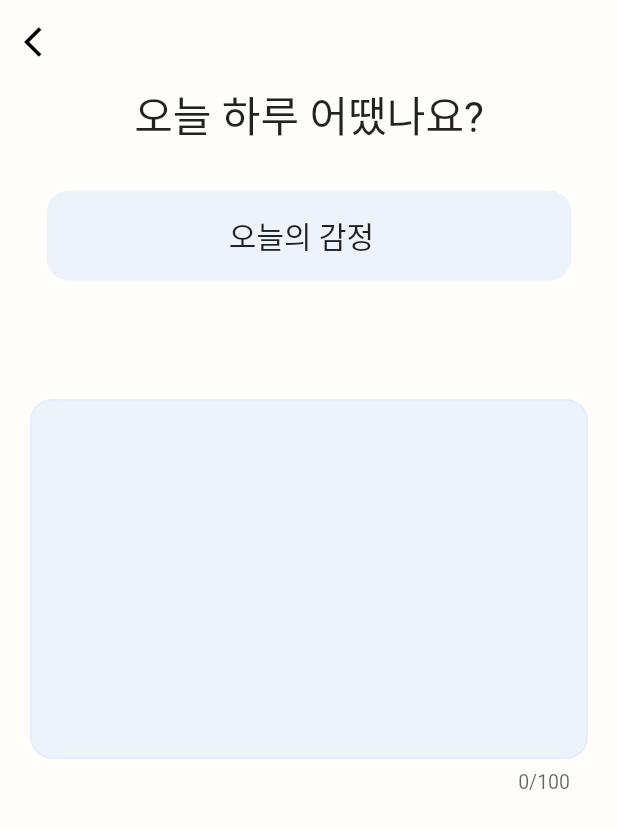
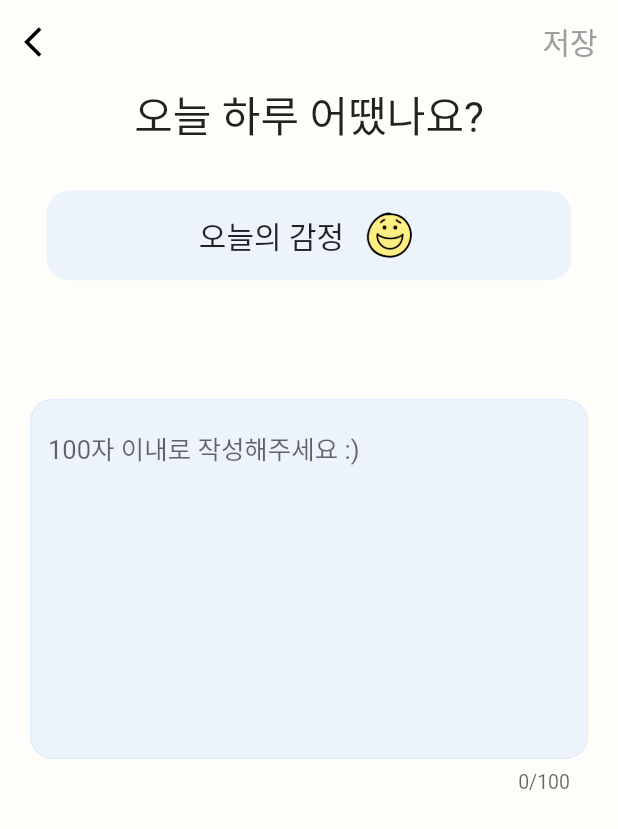
Before and after one commit to CUK-CATSTONES/today_dot, a Flutter app: the screen it shows after launch, after a tap on the "add" icon, on a phone screen of 412 x 824 dp. Shown: the top 829 px of the screen. Run offline on Flutter 3.47's test engine with Material 2 defaults, Android fonts, the phone set to English and light mode, and no system bars; our stand-ins replace cloud_firestore, firebase_auth, firebase_core, get, shared_preferences; missing offline and left inert: dart:html; accounts and stored records are empty.

Commit message:
SingleChildScrollView 적용

```diff
--- a/lib/view/screen/edit_diary_screen.dart
+++ b/lib/view/screen/edit_diary_screen.dart
@@ -28,15 +28,25 @@ class _EditDiaryScreenState extends State<EditDiaryScreen> {
   String currentEmoji = 'images/happy.png';
   String defaultEmoji = 'images/default.png';
   late int pickEmojiIndex;
+  late ScrollController _scrollController;
+
+  // ScrollController _scrollController = ScrollController();
 
   TextEditingController content = TextEditingController();
   EditDiaryController editcontroller = EditDiaryController();
   final GlobalKey<FormState> _formKey = GlobalKey<FormState>();
   FocusNode textFocus = FocusNode();
+
+  @override
+  void initState() {
+    super.initState();
+    _scrollController = ScrollController();
+  }
+
   @override
   Widget build(BuildContext context) {
     return Scaffold(
-      resizeToAvoidBottomInset: false,
+      resizeToAvoidBottomInset: true,
       appBar: AppBar(
         backgroundColor: const Color(0xFFFFFDF9),
         elevation: 0,
@@ -45,15 +55,38 @@ class _EditDiaryScreenState extends State<EditDiaryScreen> {
           icon: const Icon(Icons.arrow_back_ios),
           color: Colors.black,
         ),
+        actions: [
+          TextButton(
+            onPressed: () {
+              if(isVisible){
+                Map<String, dynamic> map = {'emoji': editcontroller.emoji,
+                  'content': editcontroller.content,};
+                print(map);
+                editcontroller.addDiaryToDB(
+                    map
+                );
+              }
+              else null;
+              }, child: Text("저장", style: TextStyle(color: isVisible==true? Colors.black : Colors.grey),),
+              style: TextButton.styleFrom(
+                textStyle: const TextStyle(
+                  fontSize: 20,
+                ),
+              ),
+          ),
+        ],
       ),
       body: InkWell(
         onTap: () {
           FocusScope.of(context).unfocus();
         },
+        child: SingleChildScrollView(
+          controller: _scrollController,
           child: Container(
             color: const Color(0xFFFFFDF9),
             child: Align(
               child: Column(
+                // mainAxisAlignment: MainAxisAlignment.start,
                 children: [
                   const Text('오늘 하루 어땠나요?', style: TextStyle(fontSize: 28.0)),
                   Padding(
@@ -110,13 +143,10 @@ class _EditDiaryScreenState extends State<EditDiaryScreen> {
                                   style: TextStyle(fontSize: 20.0),
                                 ),
                                 const SizedBox(width: 10.0),
-                              Visibility(
-                                visible: isClicked ? true : false,
-                                child: Image.asset(
+                                Image.asset(
                                   currentEmoji,
                                   width: 40.0,
                                   height: 40.0,
-                                ),
                                 ),
                               ],
                             ),
@@ -131,6 +161,11 @@ class _EditDiaryScreenState extends State<EditDiaryScreen> {
                       key: _formKey,
                       autovalidateMode: AutovalidateMode.onUserInteraction,
                       child: TextFieldWidget(
+                        onTap: () {
+                          _scrollController.animateTo(80.0,
+                              duration: Duration(milliseconds: 500),
+                              curve: Curves.easeOutCirc);
+                        },
                         focusNode: textFocus,
                         controller: content,
                         validator: (value) {
@@ -151,21 +186,20 @@ class _EditDiaryScreenState extends State<EditDiaryScreen> {
                           print(isVisible);
                         },
                         fieldTitle: '',
+                        hintText: '100자 이내로 작성해주세요 :)',
                         maxLine: 10,
                         maxLength: 100,
                         borderRadius: 15.0,
                       ),
                     ),
                   ),
+                  /*
                   Visibility(
                     visible: isVisible ? true : false,
                     child: ButtonWidget(
                       label: '저장하기',
                       onTap: () {
                         print('저장 버튼 클릭');
-                      if (editcontroller.emoji == '') {
-                        editcontroller.emoji = 'images/happy.png';
-                      }
                         Map<String, dynamic> map = {
                           'emoji': editcontroller.emoji,
                           'content': editcontroller.content,
@@ -175,12 +209,18 @@ class _EditDiaryScreenState extends State<EditDiaryScreen> {
                       },
                       bgColor: const Color(0xb392B4EC),
                     ),
+                  ),*/
+                ],
               ),
-              ],
             ),
           ),
         ),
       ),
     );
   }
+  @override
+  void dispose(){
+    _scrollController.dispose();
+    super.dispose();
   }
+}
--- a/lib/view/widget/textfield_widget.dart
+++ b/lib/view/widget/textfield_widget.dart
@@ -13,6 +13,7 @@ class TextFieldWidget extends StatelessWidget {
   final double? borderRadius;
   final int? maxLength;
   final ValueChanged<String>? onchanged;
+  final VoidCallback? onTap;
   bool isEmailCorrected = true;
 
   TextFieldWidget({
@@ -26,6 +27,7 @@ class TextFieldWidget extends StatelessWidget {
     this.borderRadius,
     this.maxLength,
     this.onchanged,
+    this.onTap,
     required this.validator,
   }) : super(key: key);
 
@@ -45,6 +47,7 @@ class TextFieldWidget extends StatelessWidget {
             focusNode: focusNode,
             // autovalidateMode: AutovalidateMode.onUserInteraction,
             autofocus: fieldTitle!.contains('아이디') ? true : false,
+            onTap: onTap,
             onChanged: onchanged,
             // keyboardType: fieldTitle!.contains('아이디')
             //     ? TextInputType.emailAddress
--- a/lib/view_model/change_name_controller.dart
+++ b/lib/view_model/change_name_controller.dart
@@ -19,10 +19,7 @@ class ChangeNameController extends SharedPreferencesImpl {
   }
 
   Future<String> readString(String name) async {
-    String? username = await _prefs.getString('name') ?? '테스트';
-
-    // print('aaaaaaa  :: ${_prefs.getString('name')}');
-    // print('ddddd:::: ${_userController.readUserName().toString()}');
+    String? username = await _prefs.getString('name') ?? '게스트';
     return username;
   }
 
--- a/lib/view_model/edit_diary_controller.dart
+++ b/lib/view_model/edit_diary_controller.dart
@@ -1,5 +1,6 @@
 import 'package:cloud_firestore/cloud_firestore.dart';
 import 'package:firebase_auth/firebase_auth.dart';
+import 'package:flutter/cupertino.dart';
 import 'package:get/get.dart';
 import 'package:today_dot/model/VO/diary_vo.dart';
 import 'package:today_dot/model/VO/user_vo.dart';
@@ -9,6 +10,7 @@ import '../model/asset/status.dart';
 
 class EditDiaryController extends GetxController {
   late DiaryVO? diary;
+
   RxList docIDs = [].obs;
 
   String date = '';
```
Also changed, not shown: lib/view/screen/change_name_screen.dart (+17 -23 lines). Lines whose indentation alone changed are shown as unchanged.
